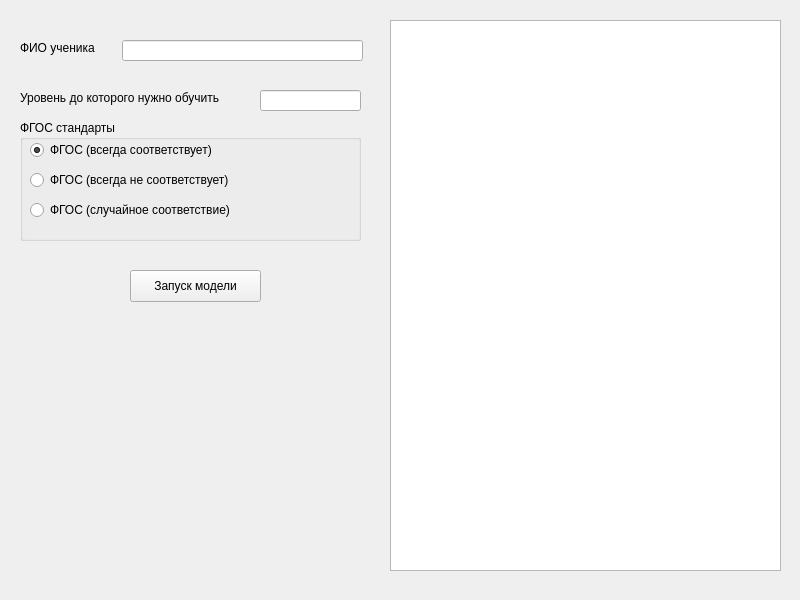
Old version of the form ui_files/main_window.ui in the repository AverinDS/MSS_MODEL.
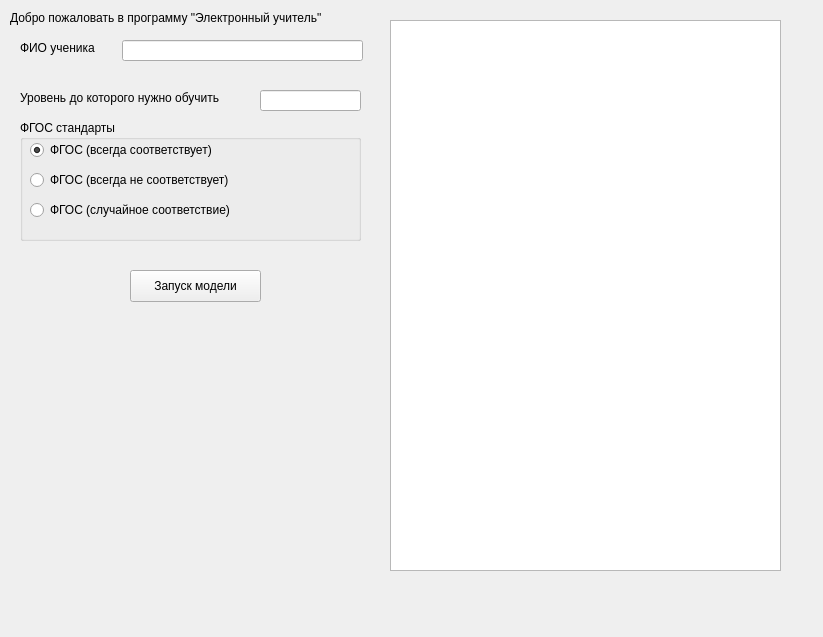
New version of the form.

```diff
--- a/ui_files/main_window.ui
+++ b/ui_files/main_window.ui
@@ -6,8 +6,8 @@
             <rect>
                 <x>0</x>
                 <y>0</y>
-                <width>800</width>
-                <height>600</height>
+    <width>823</width>
+    <height>637</height>
             </rect>
         </property>
         <property name="windowTitle">
@@ -141,6 +141,19 @@
                     </rect>
                 </property>
             </widget>
+   <widget class="QLabel" name="label_3">
+    <property name="geometry">
+     <rect>
+      <x>10</x>
+      <y>10</y>
+      <width>361</width>
+      <height>16</height>
+     </rect>
+    </property>
+    <property name="text">
+     <string>Добро пожаловать в программу &quot;Электронный учитель&quot;</string>
+    </property>
+   </widget>
         </widget>
     </widget>
     <resources/>
```
Left out of the diff: 2 changed lines with no effect on the pictures. Lines whose indentation alone changed are shown as unchanged.
